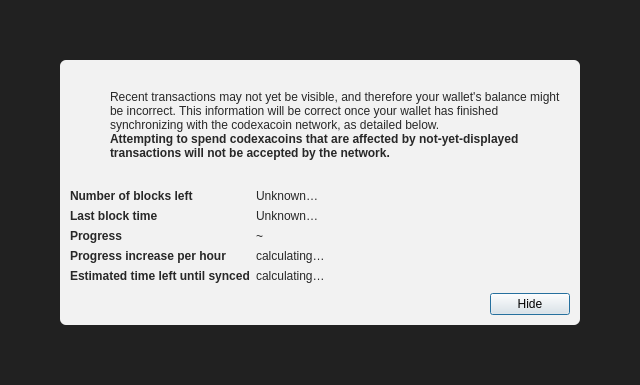
firstislamiccoin/firstislamiccoin, file firstislamiccoin-core/src/qt/forms/modaloverlay.ui: the form before one commit.
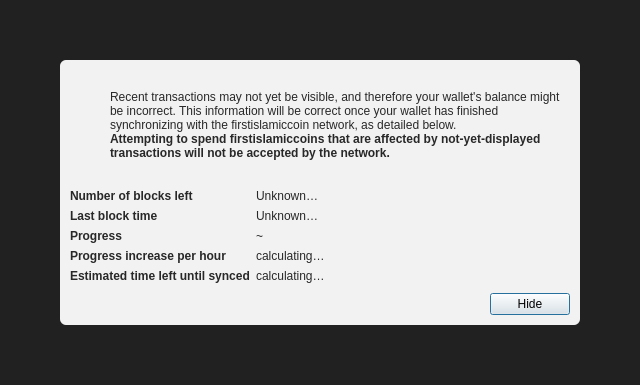
The form after the commit. Icons and pictures are not drawn.

What changed in the file:
```diff
--- a/firstislamiccoin-core/src/qt/forms/modaloverlay.ui
+++ b/firstislamiccoin-core/src/qt/forms/modaloverlay.ui
@@ -130,7 +130,7 @@
              <item>
               <widget class="QLabel" name="infoText">
                <property name="text">
-                <string>Recent transactions may not yet be visible, and therefore your wallet's balance might be incorrect. This information will be correct once your wallet has finished synchronizing with the codexacoin network, as detailed below.</string>
+                <string>Recent transactions may not yet be visible, and therefore your wallet's balance might be incorrect. This information will be correct once your wallet has finished synchronizing with the firstislamiccoin network, as detailed below.</string>
                </property>
                <property name="textFormat">
                 <enum>Qt::RichText</enum>
@@ -149,7 +149,7 @@
                 </font>
                </property>
                <property name="text">
-                <string>Attempting to spend codexacoins that are affected by not-yet-displayed transactions will not be accepted by the network.</string>
+                <string>Attempting to spend firstislamiccoins that are affected by not-yet-displayed transactions will not be accepted by the network.</string>
                </property>
                <property name="textFormat">
                 <enum>Qt::RichText</enum>
```
